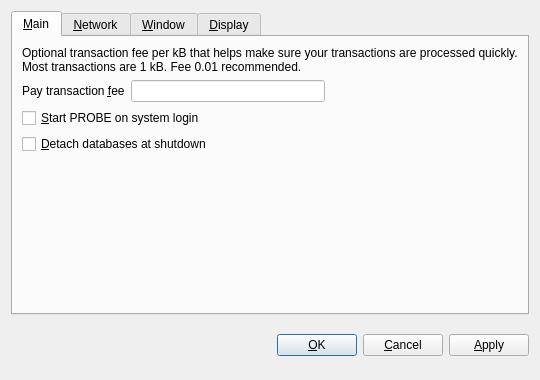
Old version of the form src/qt/forms/optionsdialog.ui in the repository kumacoinproject/kumacoin.
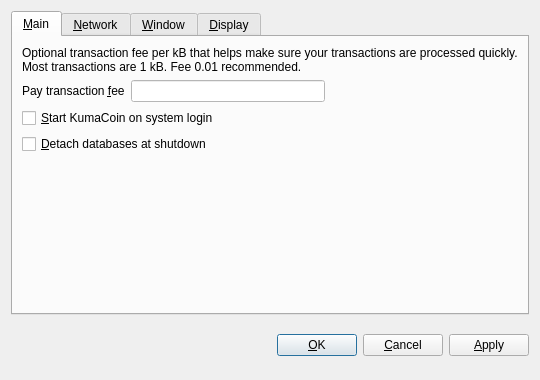
New version of the form. Custom widgets are drawn as their Qt base class.

Diff of the .ui file:
```diff
--- a/src/qt/forms/optionsdialog.ui
+++ b/src/qt/forms/optionsdialog.ui
@@ -86,7 +86,7 @@
           <string>Automatically start PROBE after logging in to the system.</string>
          </property>
          <property name="text">
-          <string>&amp;Start PROBE on system login</string>
+          <string>&amp;Start KumaCoin on system login</string>
          </property>
         </widget>
        </item>
```
Left out of the diff: 2 changed lines with no effect on the pictures.
